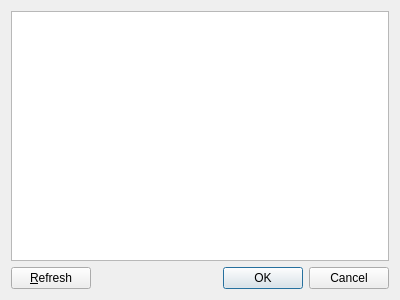
Before: the Qt Designer form gui/versionselectdialog.ui in FreesmTeam/FreesmLauncher, drawn with Qt 5.
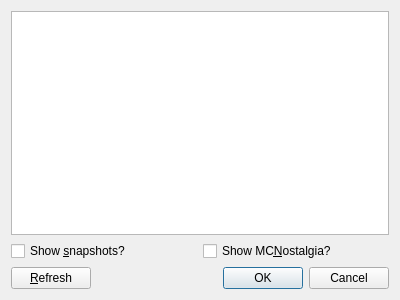
After: the same form once the commit is applied.

Commit message:
Allow users to filter out MCNostalgia and Snapshots from the version list.
Resolves JIRA issue MMC-9:
	https://jira.forkk.net/browse/MMC-9

```diff
--- a/gui/versionselectdialog.ui
+++ b/gui/versionselectdialog.ui
@@ -36,6 +36,24 @@
      </attribute>
     </widget>
    </item>
+   <item>
+    <layout class="QHBoxLayout" name="filterCheckboxLayout1">
+     <item>
+      <widget class="QCheckBox" name="filterSnapshotsCheckbox">
+       <property name="text">
+        <string>Show &amp;snapshots?</string>
+       </property>
+      </widget>
+     </item>
+     <item>
+      <widget class="QCheckBox" name="filterMCNostalgiaCheckbox">
+       <property name="text">
+        <string>Show MC&amp;Nostalgia?</string>
+       </property>
+      </widget>
+     </item>
+    </layout>
+   </item>
    <item>
     <layout class="QHBoxLayout" name="horizontalLayout">
      <item>
```
The commit also changes 5 other files.
